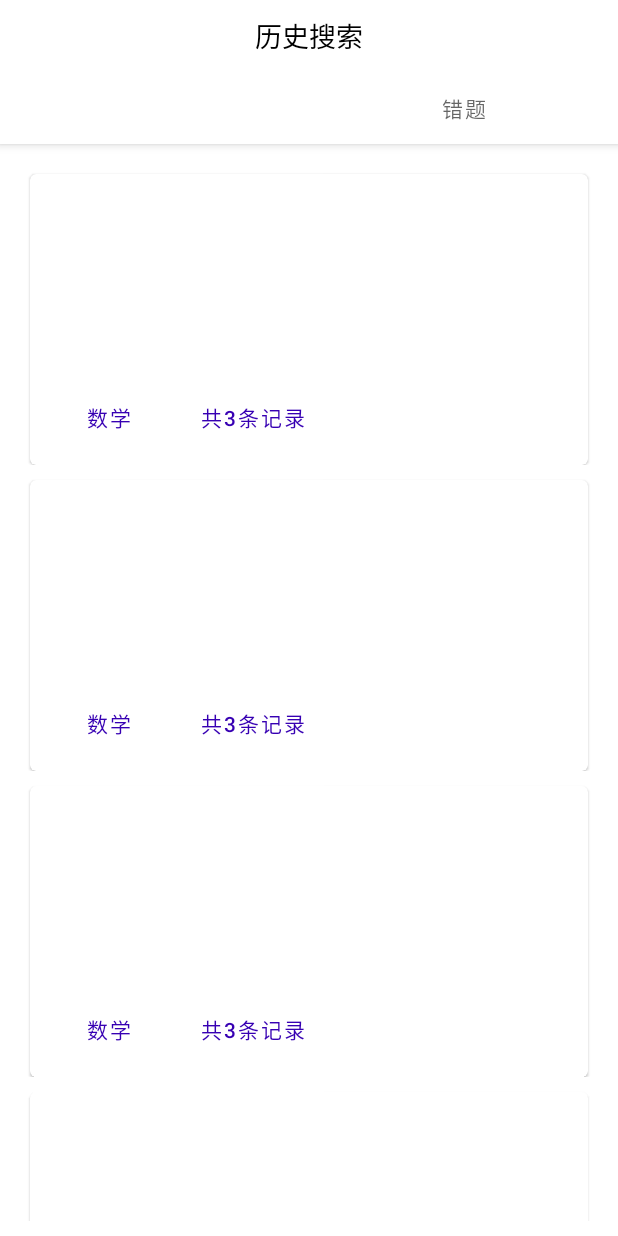
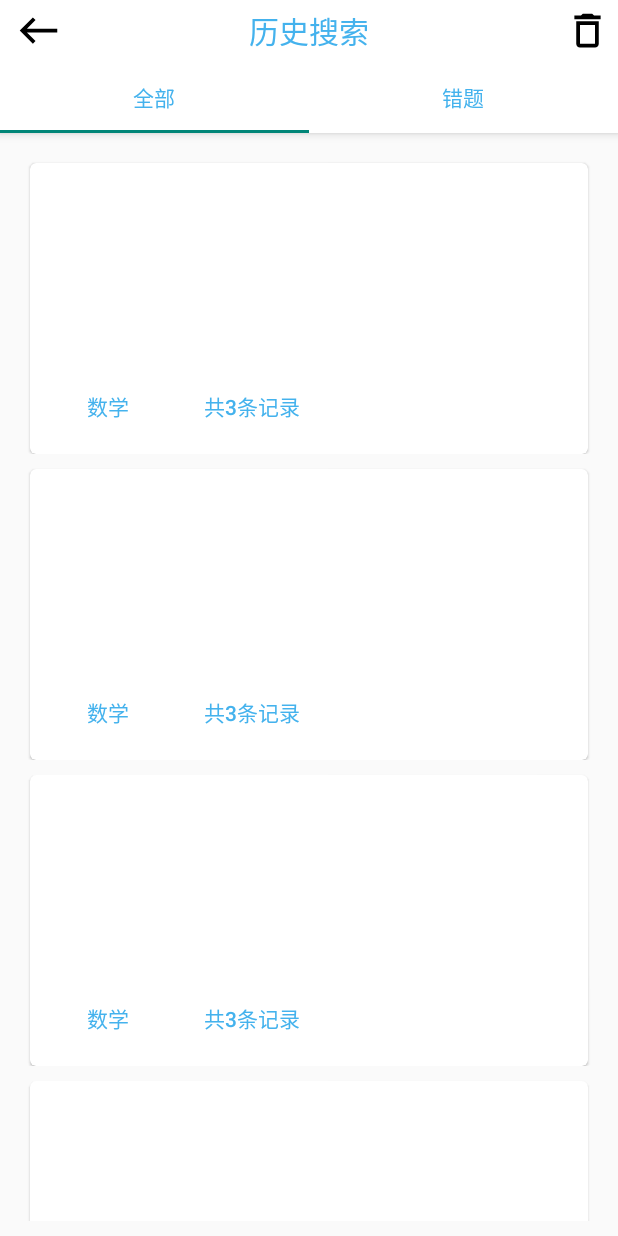
Before and after one commit to yahuiwei123/homework_helper, an Android app: the screen it shows after launch (HistoryDisplayActivity), on a phone screen of 412 x 824 dp. Run offline under Robolectric (Android 15) with nearby library versions, the phone set to English and light mode, and no system bars; pictures from the network do not load.

Commit message:
4th commit

```diff
--- a/app/src/main/java/com/example/homeworkhelper/history/IOnItemClickListener.java
+++ b/app/src/main/java/com/example/homeworkhelper/history/IOnItemClickListener.java
@@ -12,21 +12,9 @@ import java.io.IOException;
 import java.io.InputStream;
 
 public class IOnItemClickListener {
-    @RequiresApi(api = Build.VERSION_CODES.O)
+
     public void onItemClick(int position, RecordData recordData){
-        TestOkHttp.getBaidu();
-//        String img_url = "C:/Users/wyh/Desktop/HomeworkHelper/app/src/main/res/drawable/question1.jpg";
-//        InputStream in = null;
-//        byte[] data = null;
-//        // 读取图片字节数组
-//        try {
-//            in = new FileInputStream(img_url);
-//            data = new byte[in.available()];
-//            in.read(data);
-//            in.close();
-//        } catch (IOException e) {
-//           e.printStackTrace();
-//        }
-//        APIUtils.test_api(data);
+
     }
+
 }
--- a/app/src/main/res/layout/activity_history_display.xml
+++ b/app/src/main/res/layout/activity_history_display.xml
@@ -11,18 +11,21 @@
         android:layout_width="match_parent"
         android:layout_height="wrap_content"
         android:background="@color/white"
-        android:theme="@style/Theme.SecondTest.AppBarOverlay"
+        android:theme="@style/Theme.HomeworkHelper.AppBarOverlay"
         >
 
         <RelativeLayout
             android:layout_width="wrap_content"
-            android:layout_height="wrap_content">
+            android:layout_height="wrap_content"
+            android:layout_gravity="center_vertical"
+            android:padding="5dp">
 
             <Button
                 android:id="@+id/record_back"
-                android:layout_width="50dp"
-                android:layout_height="wrap_content"
+                android:layout_width="30dp"
+                android:layout_height="30dp"
                 android:layout_alignParentLeft="true"
+                android:layout_marginLeft="5dp"
                 android:background="@drawable/outline_west_24" />
 
             <TextView
@@ -30,14 +33,15 @@
                 android:layout_height="wrap_content"
                 android:layout_centerInParent="true"
                 android:text="历史搜索"
-                android:textColor="@color/black"
-                android:textSize="18dp" />
+                android:textColor="@color/light_blue"
+                android:textSize="20dp" />
 
             <Button
                 android:id="@+id/record_del"
-                android:layout_width="50dp"
-                android:layout_height="wrap_content"
+                android:layout_width="30dp"
+                android:layout_height="30dp"
                 android:layout_alignParentRight="true"
+                android:layout_marginRight="5dp"
                 android:background="@drawable/outline_delete_24" />
 
         </RelativeLayout>
@@ -45,7 +49,8 @@
         <com.google.android.material.tabs.TabLayout
             android:id="@+id/tabs"
             android:layout_width="match_parent"
-            android:layout_height="wrap_content" />
+            android:layout_height="wrap_content"
+            app:tabTextColor="@color/light_blue"/>
     </com.google.android.material.appbar.AppBarLayout>
 
     <androidx.viewpager.widget.ViewPager
--- a/app/src/main/res/layout/view_record_card.xml
+++ b/app/src/main/res/layout/view_record_card.xml
@@ -42,14 +42,16 @@
                     android:layout_width="wrap_content"
                     android:layout_height="wrap_content"
                     android:layout_marginEnd="8dp"
-                    android:text="数学" />
+                    android:text="数学"
+                    android:textColor="@color/light_blue"/>
 
                 <TextView
                     android:id="@+id/result_num"
                     style="?attr/borderlessButtonStyle"
                     android:layout_width="wrap_content"
                     android:layout_height="wrap_content"
-                    android:text="三条记录" />
+                    android:text="三条记录"
+                    android:textColor="@color/light_blue"/>
             </LinearLayout>
 
         </LinearLayout>
--- a/app/src/main/res/values-night/themes.xml
+++ b/app/src/main/res/values-night/themes.xml
@@ -1,6 +1,6 @@
 <resources xmlns:tools="http://schemas.android.com/tools">
     <!-- Base application theme. -->
-    <style name="Theme.SecondTest" parent="Theme.MaterialComponents.DayNight.DarkActionBar">
+    <style name="Theme.SecondTest" parent="ThemeOverlay.AppCompat.Light">
         <!-- Primary brand color. -->
         <item name="colorPrimary">@color/white</item>
         <item name="colorPrimaryVariant">@color/white</item>
--- a/app/src/main/res/values/colors.xml
+++ b/app/src/main/res/values/colors.xml
@@ -8,4 +8,5 @@
     <color name="black">#FF000000</color>
     <color name="white">#FFFFFFFF</color>
     <color name="light_blue">#44B2ED</color>
+    <color name="grey">#989797</color>
 </resources>
--- a/app/src/main/res/values/themes.xml
+++ b/app/src/main/res/values/themes.xml
@@ -1,9 +1,9 @@
 <resources xmlns:tools="http://schemas.android.com/tools">
     <!-- Base application theme. -->
-    <style name="Theme.SecondTest" parent="Theme.MaterialComponents.DayNight.DarkActionBar">
+    <style name="Theme.SecondTest" parent="Theme.AppCompat.Light">
         <!-- Primary brand color. -->
-        <item name="colorPrimary">@color/purple_700</item>
-        <item name="colorPrimaryVariant">@color/purple_700</item>
+        <item name="colorPrimary">@color/grey</item>
+        <item name="colorPrimaryVariant">@color/grey</item>
         <item name="colorOnPrimary">@color/white</item>
         <!-- Secondary brand color. -->
         <item name="colorSecondary">@color/teal_200</item>
@@ -35,7 +35,6 @@
         <!-- 状态栏颜色 -->
         <item name="android:statusBarColor">@color/white</item>
         <!--  状态栏字体颜色    -->
-        <item name="android:windowLightStatusBar">true</item>
         <!-- Customize your theme here. -->
     </style>
 
```
Also changed, not shown: app/src/main/java/com/example/homeworkhelper/utils/APIUtils.java (+27 -34 lines), app/src/main/java/com/example/homeworkhelper/utils/TestOkHttp.java (+31 -6 lines), app/src/main/res/values-v23/themes.xml (+21 -1 lines), app/src/main/java/com/example/homeworkhelper/question1.jpg (added), app/src/main/res/drawable-v24/question1.jpg (renamed from app/src/main/res/drawable/question1.jpg).
